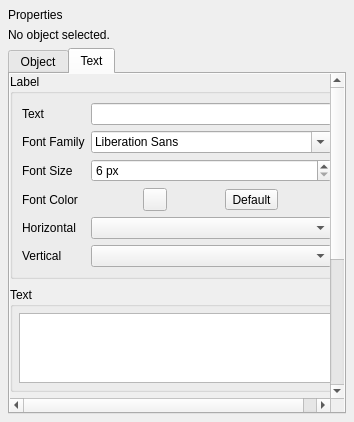
Before: the Qt Designer form src/ui/properties_panel.ui in Taron686/drawsvg-ui, drawn with Qt 5.
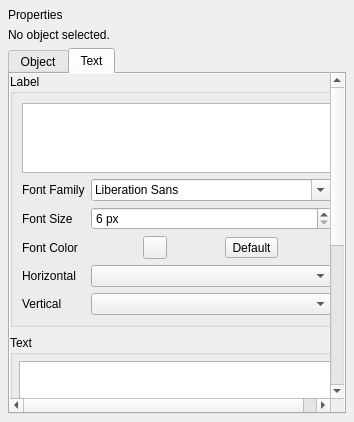
After: the same form once the commit is applied. The open tabs and pages were chosen to show the change. Custom widgets are drawn as their Qt base class.

Commit message: feat(editor): refine shape editing workflows

What changed in the file:
```diff
--- a/src/ui/properties_panel.ui
+++ b/src/ui/properties_panel.ui
@@ -707,16 +707,13 @@
               <string>Label</string>
              </property>
              <layout class="QFormLayout" name="formLabel">
-              <item row="0" column="0">
-               <widget class="QLabel" name="labelLabelText">
-                <property name="text">
-                 <string>Text</string>
+               <item row="0" column="0" colspan="2">
+                <widget class="PlainTextEditor" name="plainLabelText">
+                 <property name="minimumHeight">
+                  <number>100</number>
                 </property>
                </widget>
               </item>
-              <item row="0" column="1">
-               <widget class="QLineEdit" name="lineLabelText"/>
-              </item>
               <item row="1" column="0">
                <widget class="QLabel" name="labelLabelFont">
                 <property name="text">
```
Lines whose indentation alone changed are shown as unchanged. The commit also changes 32 other files.
